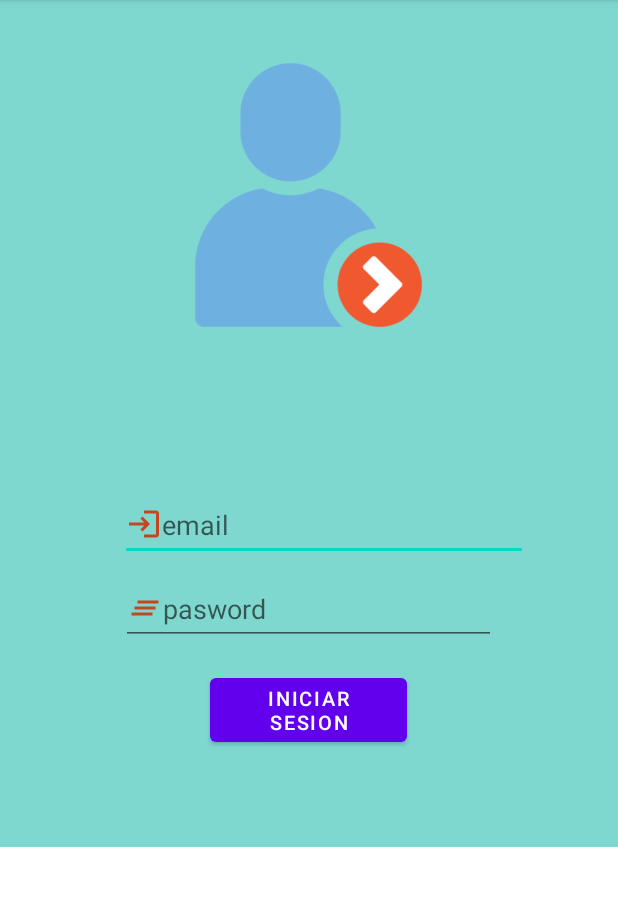
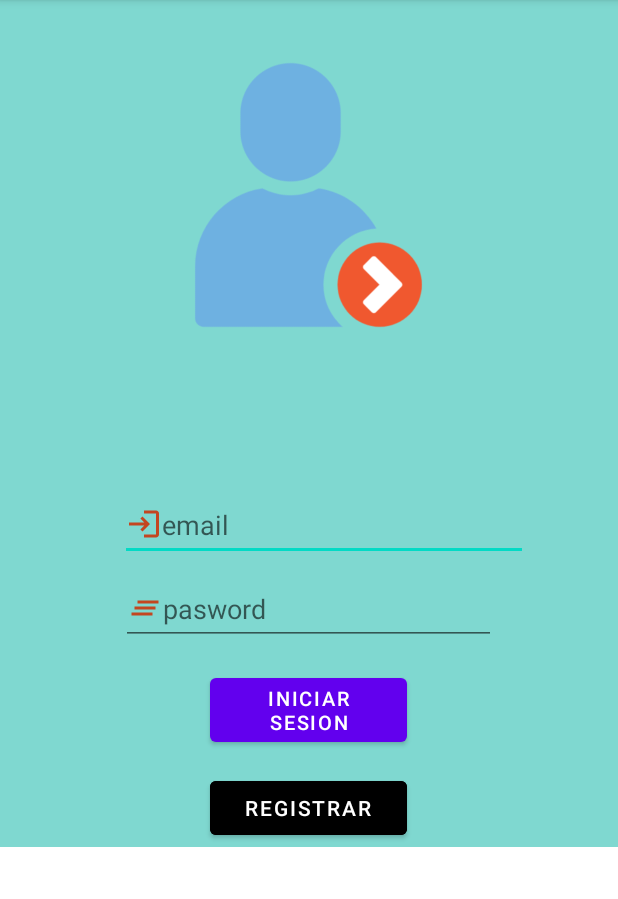
Before and after one commit to NoelSorianoC/proyectoDAUTE, an Android app: the screen it shows after launch (login), on a phone screen of 412 x 824 dp, the part 84-983 px from its top. Run offline under Robolectric (Android 15) with nearby library versions, the phone set to English and light mode, and no system bars; our stand-ins replace Firebase (no records; nobody signed in at launch, a user with empty details on screens opened directly).

Commit message:
registar code java

```diff
--- a/app/src/main/java/com/itca/proyectofinaldaute/login.java
+++ b/app/src/main/java/com/itca/proyectofinaldaute/login.java
@@ -20,7 +20,7 @@ import com.google.firebase.auth.FirebaseAuth;
 
 public class login extends AppCompatActivity {
 
-    private Button btniniciar;
+    private Button btniniciar, btn_regist;
     private EditText et1, passwd;
     FirebaseAuth firebaseAuth;
     FirebaseAuth.AuthStateListener mAuthListener;
@@ -32,6 +32,7 @@ public class login extends AppCompatActivity {
         firebaseAuth = FirebaseAuth.getInstance();
 
         btniniciar=findViewById(R.id.btniniciar);
+        btn_regist=findViewById(R.id.btn_regist);
         et1 = findViewById(R.id.et1);
         passwd = findViewById(R.id.passwd);
 
@@ -42,6 +43,16 @@ public class login extends AppCompatActivity {
                 login();
             }
         });
+
+        btn_regist.setOnClickListener(new View.OnClickListener() {
+            @Override
+            public void onClick(View view) {
+                Intent home = new Intent(getApplicationContext(),registrar_us.class);
+                startActivity(home);
+
+            }
+        });
+
     }
 
     public void login(){
--- a/app/src/main/java/com/itca/proyectofinaldaute/registrar_us.java
+++ b/app/src/main/java/com/itca/proyectofinaldaute/registrar_us.java
@@ -36,7 +36,7 @@ private Button reg;
         reg.setOnClickListener(new View.OnClickListener() {
             @Override
             public void onClick(View view) {
-               // registro(); nombre del metodo
+                registro();
             }
         });
     }
--- a/app/src/main/java/com/itca/proyectofinaldaute/ui/home/HomeFragment.java
+++ b/app/src/main/java/com/itca/proyectofinaldaute/ui/home/HomeFragment.java
@@ -22,8 +22,7 @@ public class HomeFragment extends Fragment {
 
     public View onCreateView(@NonNull LayoutInflater inflater,
                              ViewGroup container, Bundle savedInstanceState) {
-        homeViewModel =
-                new ViewModelProvider(this).get(HomeViewModel.class);
+        homeViewModel = new ViewModelProvider(this).get(HomeViewModel.class);
 
         binding = FragmentHomeBinding.inflate(inflater, container, false);
         View root = binding.getRoot();
--- a/app/src/main/res/layout/activity_registrar_us.xml
+++ b/app/src/main/res/layout/activity_registrar_us.xml
@@ -50,8 +50,9 @@
 
         <Button
             android:id="@+id/reg"
-            android:layout_width="match_parent"
+            android:layout_width="131dp"
             android:layout_height="wrap_content"
+            android:layout_gravity="center"
             android:text="Registrar"
             android:backgroundTint="@color/black"/>
 
--- a/app/src/main/res/layout/login.xml
+++ b/app/src/main/res/layout/login.xml
@@ -72,6 +72,15 @@
                 app:layout_constraintTop_toBottomOf="@+id/password"
                 app:layout_constraintVertical_bias="0.2" />
 
+            <Button
+                android:id="@+id/btn_regist"
+                android:layout_width="131dp"
+                android:layout_height="wrap_content"
+                android:layout_gravity="center"
+                android:layout_marginTop="-50dp"
+                android:text="Registrar"
+                android:backgroundTint="@color/black"/>
+
 
             <ProgressBar
                 android:id="@+id/regis"
```
